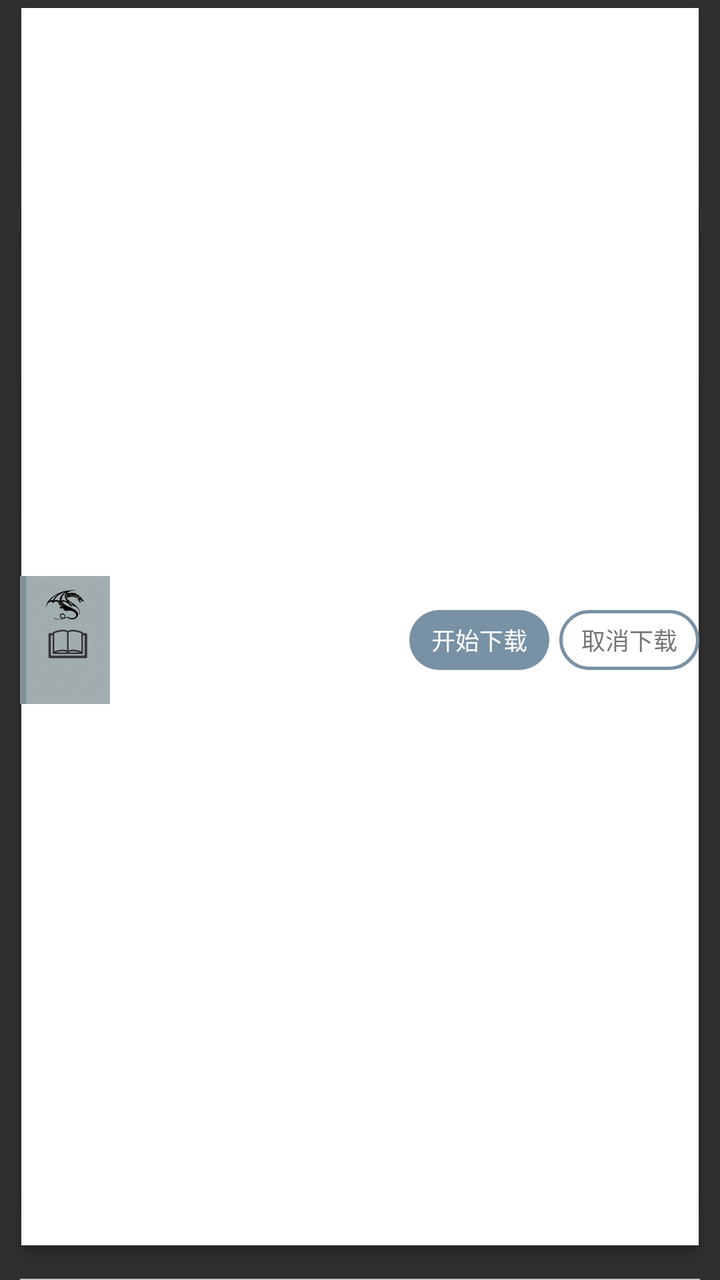
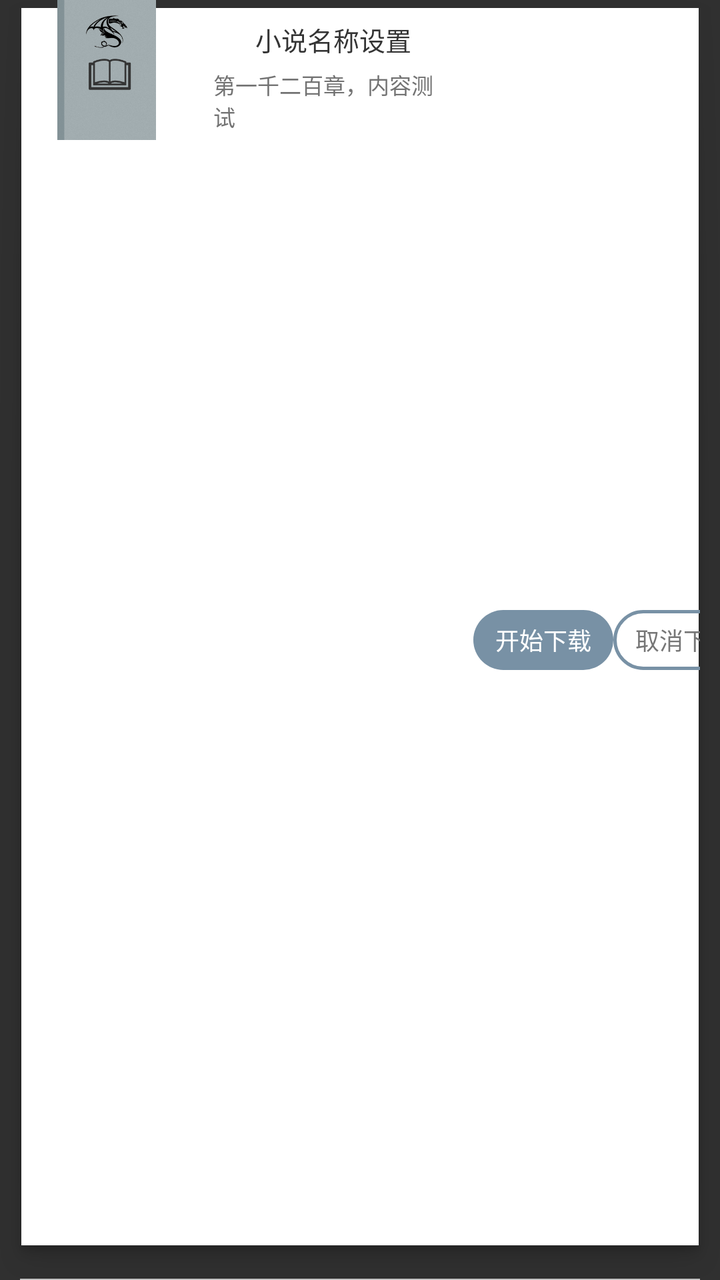

Two renders of the same Android screen: before a commit and after it. Below are the layout's source before the change and the commit's diff.
<!-- AndroidManifest.xml: application theme Theme.Design.NoActionBar -->
<!-- res/layout/view_pop_downloadlist.xml -->
<?xml version="1.0" encoding="utf-8"?>
<FrameLayout xmlns:android="http://schemas.android.com/apk/res/android"
    xmlns:app="http://schemas.android.com/apk/res-auto"
    android:layout_width="match_parent"
    android:layout_height="150dp"
    android:background="@drawable/bg_search"
    android:paddingLeft="10dp"
    android:paddingRight="10dp">

    <LinearLayout
        android:layout_width="match_parent"
        android:layout_height="match_parent"
        android:layout_gravity="center_vertical"
        android:orientation="horizontal">

        <LinearLayout
            android:id="@+id/ll_download"
            android:layout_width="0dp"
            android:layout_height="match_parent"
            android:layout_gravity="center_vertical"
            android:layout_weight="999"
            android:orientation="horizontal">

            <ImageView
                android:id="@+id/iv_cover"
                android:layout_width="45dp"
                android:layout_height="match_parent"
                android:src="@drawable/img_cover_default" />

            <LinearLayout
                android:layout_width="match_parent"
                android:layout_height="match_parent"
                android:orientation="vertical"
                android:paddingLeft="10dp"
                android:paddingRight="10dp">

                <View
                    android:layout_width="0dp"
                    android:layout_height="7dp" />

                <TextView
                    android:id="@+id/tv_name"
                    android:layout_width="wrap_content"
                    android:layout_height="wrap_content"
                    android:ellipsize="end"
                    android:singleLine="true"
                    android:textColor="@color/tv_btn_black"
                    android:textSize="13sp" />

                <View
                    android:layout_width="0dp"
                    android:layout_height="0dp"
                    android:layout_weight="2" />

                <TextView
                    android:id="@+id/tv_chapter_name"
                    android:layout_width="wrap_content"
                    android:layout_height="wrap_content"
                    android:ellipsize="end"
                    android:maxLines="2"
                    android:textColor="@color/tv_btn_normal_black"
                    android:textSize="11sp" />

                <View
                    android:layout_width="0dp"
                    android:layout_height="0dp"
                    android:layout_weight="3" />
            </LinearLayout>
        </LinearLayout>

        <View
            android:layout_width="0dp"
            android:layout_height="0dp"
            android:layout_weight="1" />

        <TextView
            android:id="@+id/tv_download"
            android:layout_width="70dp"
            android:layout_height="30dp"
            android:layout_gravity="center_vertical"
            android:background="@drawable/selector_bg_download"
            android:clickable="true"
            android:gravity="center"
            android:text="开始下载"
            android:textColor="#ffffff"
            android:textSize="12sp" />

        <View
            android:layout_width="5dp"
            android:layout_height="0dp" />

        <TextView
            android:id="@+id/tv_cancel"
            android:layout_width="70dp"
            android:layout_height="30dp"
            android:layout_gravity="center_vertical"
            android:background="@drawable/selector_bg_download_cancel"
            android:clickable="true"
            android:gravity="center"
            android:text="取消下载"
            android:textColor="#767676"
            android:textSize="12sp" />

        <View
            android:layout_width="0dp"
            android:layout_height="0dp"
            android:layout_weight="1" />
    </LinearLayout>

    <TextView
        android:id="@+id/tv_none"
        android:layout_width="match_parent"
        android:layout_height="match_parent"
        android:background="#ffffff"
        android:clickable="true"
        android:gravity="center"
        android:text="暂无任务"
        android:textColor="@color/tv_btn_black"
        android:textSize="14sp"
        android:visibility="invisible" />

    <View
        android:layout_width="match_parent"
        android:layout_height="0.7dp"
        android:layout_gravity="bottom"
        android:background="#c1c1c1" />
</FrameLayout>
<!-- resources referenced by this layout -->
<resources>
  <color name="tv_btn_black">#343434</color>
  <color name="tv_btn_normal_black">#737373</color>
  <!-- drawable bg_search: png bitmap (drawable-xxhdpi, 4619 bytes) -->
  <!-- drawable img_cover_default: png bitmap (drawable-xxhdpi, 26942 bytes) -->
  <!-- drawable selector_bg_download (drawable) -->
  <?xml version="1.0" encoding="utf-8"?>
  <selector xmlns:android="http://schemas.android.com/apk/res/android">
      <item android:state_pressed="false" android:drawable="@drawable/shape_bg_download_nor"/>
      <item android:state_pressed="true" android:drawable="@drawable/shape_bg_download_pre"/>
  </selector>
  <!-- drawable selector_bg_download_cancel (drawable) -->
  <?xml version="1.0" encoding="utf-8"?>
  <selector xmlns:android="http://schemas.android.com/apk/res/android">
      <item android:state_pressed="false" android:drawable="@drawable/shape_bg_download_cancel_nor"/>
      <item android:state_pressed="true" android:drawable="@drawable/shape_bg_download_cancel_pre"/>
  </selector>
  <!-- drawable shape_bg_download_nor (drawable) -->
  <?xml version="1.0" encoding="utf-8"?>
  <shape xmlns:android="http://schemas.android.com/apk/res/android"
      android:shape="rectangle">
      <corners android:radius="25dp"/>
      <solid android:color="@color/tv_text_addshelf_pre"/>
  </shape>
  <!-- drawable shape_bg_download_pre (drawable) -->
  <?xml version="1.0" encoding="utf-8"?>
  <shape xmlns:android="http://schemas.android.com/apk/res/android"
      android:shape="rectangle">
      <corners android:radius="25dp"/>
      <solid android:color="@color/tv_text_addshelf_deep_pre"/>
  </shape>
  <!-- drawable shape_bg_download_cancel_nor (drawable) -->
  <?xml version="1.0" encoding="utf-8"?>
  <shape xmlns:android="http://schemas.android.com/apk/res/android"
      android:shape="rectangle">
      <corners android:radius="25dp"/>
      <stroke android:color="@color/tv_text_addshelf_pre"
          android:width="1.5dp"/>
  </shape>
  <!-- drawable shape_bg_download_cancel_pre (drawable) -->
  <?xml version="1.0" encoding="utf-8"?>
  <shape xmlns:android="http://schemas.android.com/apk/res/android"
      android:shape="rectangle">
      <corners android:radius="25dp"/>
      <stroke android:color="@color/tv_text_addshelf_deep_pre"
          android:width="1.5dp"/>
  </shape>
  <color name="tv_text_addshelf_pre">#7891A5</color>
  <color name="tv_text_addshelf_deep_pre">#587A8A</color>
</resources>

<!-- the commit's change to res/layout/view_pop_downloadlist.xml (unified diff, before → after) -->
@@ -2,7 +2,7 @@
 <FrameLayout xmlns:android="http://schemas.android.com/apk/res/android"
     xmlns:app="http://schemas.android.com/apk/res-auto"
     android:layout_width="match_parent"
-    android:layout_height="150dp"
+    android:layout_height="80dp"
     android:background="@drawable/bg_search"
     android:paddingLeft="10dp"
     android:paddingRight="10dp">
@@ -13,65 +13,47 @@
         android:layout_gravity="center_vertical"
         android:orientation="horizontal">
 
+
+        <ImageView
+            android:id="@+id/iv_cover"
+            android:layout_width="wrap_content"
+            android:layout_height="70dp"
+            android:src="@drawable/img_cover_default" />
+
         <LinearLayout
-            android:id="@+id/ll_download"
-            android:layout_width="0dp"
+            android:layout_width="140dp"
             android:layout_height="match_parent"
-            android:layout_gravity="center_vertical"
-            android:layout_weight="999"
-            android:orientation="horizontal">
+            android:orientation="vertical"
+            android:paddingLeft="10dp"
+            android:paddingRight="10dp">
 
-            <ImageView
-                android:id="@+id/iv_cover"
-                android:layout_width="45dp"
-                android:layout_height="match_parent"
-                android:src="@drawable/img_cover_default" />
+            <TextView
+                android:id="@+id/tv_name"
+                android:layout_width="wrap_content"
+                android:layout_height="wrap_content"
+                android:layout_gravity="center"
+                android:layout_marginTop="10dp"
+                android:ellipsize="end"
+                android:singleLine="true"
+                android:text="小说名称设置"
+                android:textColor="@color/tv_btn_black"
+                android:textSize="13sp" />
 
-            <LinearLayout
-                android:layout_width="match_parent"
-                android:layout_height="match_parent"
-                android:orientation="vertical"
-                android:paddingLeft="10dp"
-                android:paddingRight="10dp">
 
-                <View
-                    android:layout_width="0dp"
-                    android:layout_height="7dp" />
+            <TextView
+                android:id="@+id/tv_chapter_name"
+                android:layout_width="wrap_content"
+                android:layout_height="wrap_content"
+                android:layout_gravity="center"
+                android:layout_marginTop="5dp"
+                android:ellipsize="end"
+                android:maxLines="2"
+                android:text="第一千二百章，内容测试"
+                android:textColor="@color/tv_btn_normal_black"
+                android:textSize="11sp" />
 
-                <TextView
-                    android:id="@+id/tv_name"
-                    android:layout_width="wrap_content"
-                    android:layout_height="wrap_content"
-                    android:ellipsize="end"
-                    android:singleLine="true"
-                    android:textColor="@color/tv_btn_black"
-                    android:textSize="13sp" />
-
-                <View
-                    android:layout_width="0dp"
-                    android:layout_height="0dp"
-                    android:layout_weight="2" />
-
-                <TextView
-                    android:id="@+id/tv_chapter_name"
-                    android:layout_width="wrap_content"
-                    android:layout_height="wrap_content"
-                    android:ellipsize="end"
-                    android:maxLines="2"
-                    android:textColor="@color/tv_btn_normal_black"
-                    android:textSize="11sp" />
-
-                <View
-                    android:layout_width="0dp"
-                    android:layout_height="0dp"
-                    android:layout_weight="3" />
-            </LinearLayout>
         </LinearLayout>
 
-        <View
-            android:layout_width="0dp"
-            android:layout_height="0dp"
-            android:layout_weight="1" />
 
         <TextView
             android:id="@+id/tv_download"
@@ -85,9 +67,6 @@
             android:textColor="#ffffff"
             android:textSize="12sp" />
 
-        <View
-            android:layout_width="5dp"
-            android:layout_height="0dp" />
 
         <TextView
             android:id="@+id/tv_cancel"
@@ -101,12 +80,7 @@
             android:textColor="#767676"
             android:textSize="12sp" />
 
-        <View
-            android:layout_width="0dp"
-            android:layout_height="0dp"
-            android:layout_weight="1" />
     </LinearLayout>
-
     <TextView
         android:id="@+id/tv_none"
         android:layout_width="match_parent"
@@ -124,4 +98,8 @@
         android:layout_height="0.7dp"
         android:layout_gravity="bottom"
         android:background="#c1c1c1" />
+
+    <View
+        android:layout_width="match_parent"
+        android:layout_height="80dp" />
 </FrameLayout>
